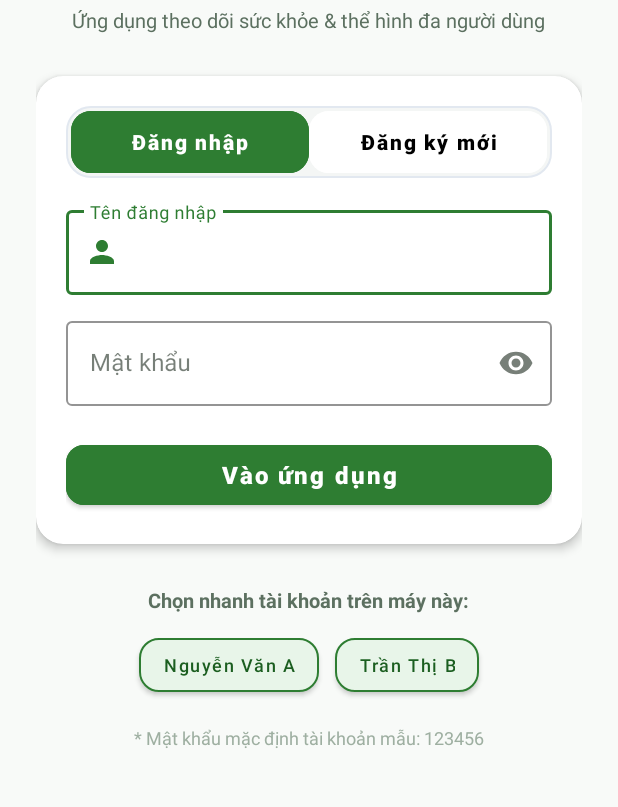
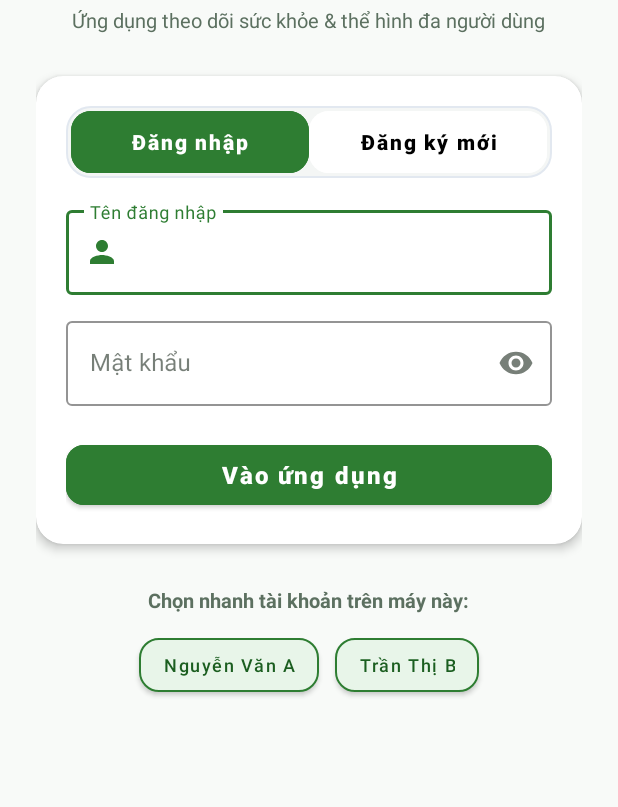
Before and after one commit to minato09187/chamsocsuckhoe, an Android app: the screen it shows after launch (LoginActivity), on a phone screen of 412 x 824 dp, the part 291-1098 px from its top. Run offline under Robolectric (Android 15) with nearby library versions, the phone set to English and light mode, and no system bars.

Commit message:
Remove default password note and add prompt to keep or delete account from device on logout

```diff
--- a/app/src/main/java/com/suckhoe/app/ui/LoginActivity.java
+++ b/app/src/main/java/com/suckhoe/app/ui/LoginActivity.java
@@ -6,6 +6,7 @@ import android.os.Bundle;
 import android.view.View;
 import android.widget.Button;
 import android.widget.LinearLayout;
+import android.widget.TextView;
 import android.widget.Toast;
 
 import androidx.appcompat.app.AppCompatActivity;
@@ -45,6 +46,7 @@ public class LoginActivity extends AppCompatActivity {
     private MaterialButton btnSubmitRegister;
 
     // Quick user switcher
+    private TextView tvQuickUsersLabel;
     private LinearLayout layoutQuickUsers;
 
     private AppDatabaseHelper dbHelper;
@@ -80,6 +82,7 @@ public class LoginActivity extends AppCompatActivity {
         etRegPassword = findViewById(R.id.et_reg_password);
         btnSubmitRegister = findViewById(R.id.btn_submit_register);
 
+        tvQuickUsersLabel = findViewById(R.id.tv_quick_users_label);
         layoutQuickUsers = findViewById(R.id.layout_quick_users);
     }
 
@@ -202,9 +205,17 @@ public class LoginActivity extends AppCompatActivity {
         layoutQuickUsers.removeAllViews();
         List<User> users = dbHelper.getAllUsers();
         if (users == null || users.isEmpty()) {
+            if (tvQuickUsersLabel != null) {
+                tvQuickUsersLabel.setVisibility(View.GONE);
+            }
             layoutQuickUsers.setVisibility(View.GONE);
             return;
         }
+
+        if (tvQuickUsersLabel != null) {
+            tvQuickUsersLabel.setVisibility(View.VISIBLE);
+        }
+        layoutQuickUsers.setVisibility(View.VISIBLE);
 
         for (User u : users) {
             MaterialButton btnUser = new MaterialButton(this);
@@ -226,8 +237,9 @@ public class LoginActivity extends AppCompatActivity {
 
             btnUser.setOnClickListener(v -> {
                 etLoginUsername.setText(u.getUsername());
-                etLoginPassword.setText("123456");
-                performLogin(u.getUsername(), "123456");
+                String pass = (u.getPassword() != null && !u.getPassword().isEmpty()) ? u.getPassword() : "123456";
+                etLoginPassword.setText(pass);
+                performLogin(u.getUsername(), pass);
             });
 
             layoutQuickUsers.addView(btnUser);
--- a/app/src/main/res/layout/activity_login.xml
+++ b/app/src/main/res/layout/activity_login.xml
@@ -252,6 +252,7 @@
 
         <!-- Multi-User Quick Switcher on this device -->
         <TextView
+            android:id="@+id/tv_quick_users_label"
             android:layout_width="wrap_content"
             android:layout_height="wrap_content"
             android:layout_marginTop="28dp"
@@ -268,14 +269,5 @@
             android:gravity="center"
             android:orientation="horizontal" />
 
-        <TextView
-            android:layout_width="wrap_content"
-            android:layout_height="wrap_content"
-            android:layout_marginTop="16dp"
-            android:gravity="center"
-            android:text="* Mật khẩu mặc định tài khoản mẫu: 123456"
-            android:textColor="@color/text_hint"
-            android:textSize="12sp" />
-
     </LinearLayout>
 </ScrollView>
```
Also changed, not shown: app/src/main/java/com/suckhoe/app/data/local/AppDatabaseHelper.java (+12 -0 lines), app/src/main/java/com/suckhoe/app/ui/dialog/UserProfileDialog.java (+35 -5 lines), app/src/main/res/drawable/bg_tab_toggle_container.xml (line endings or trailing spaces).
